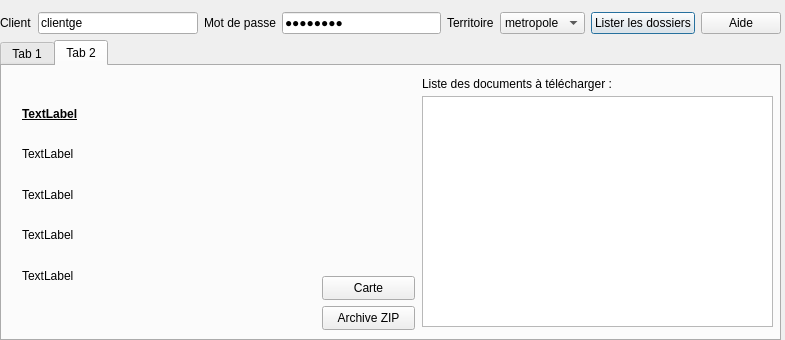
Qt form ui_geofoncierconsultation.ui (Gustry/GeoFoncier-consultation) before a commit.
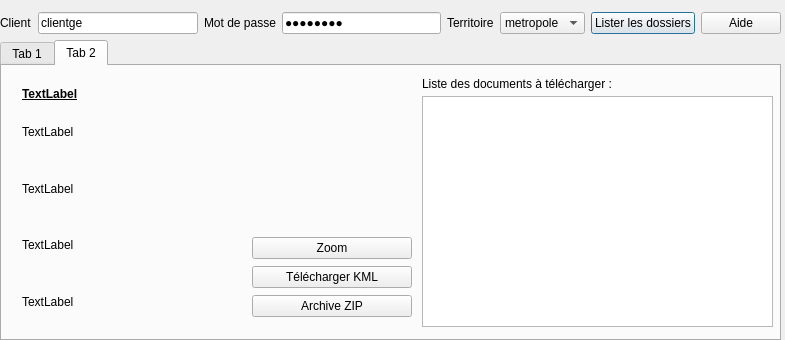
The same form after that commit. The open tabs and pages were chosen to show the change.

```diff
--- a/ui_geofoncierconsultation.ui
+++ b/ui_geofoncierconsultation.ui
@@ -272,7 +272,7 @@
      <property name="geometry">
       <rect>
        <x>20</x>
-       <y>40</y>
+       <y>20</y>
        <width>131</width>
        <height>16</height>
       </rect>
@@ -292,9 +292,9 @@
      <property name="geometry">
       <rect>
        <x>20</x>
-       <y>80</y>
-       <width>261</width>
-       <height>137</height>
+       <y>50</y>
+       <width>211</width>
+       <height>201</height>
       </rect>
      </property>
      <layout class="QVBoxLayout" name="verticalLayout">
@@ -331,31 +331,38 @@
       </item>
      </layout>
     </widget>
-    <widget class="QPushButton" name="pushButton_ZIP">
+    <widget class="QWidget" name="verticalLayoutWidget">
      <property name="geometry">
       <rect>
-       <x>320</x>
-       <y>240</y>
-       <width>93</width>
-       <height>24</height>
+       <x>250</x>
+       <y>170</y>
+       <width>160</width>
+       <height>82</height>
       </rect>
      </property>
-     <property name="text">
-      <string>Archive ZIP</string>
-     </property>
-    </widget>
-    <widget class="QPushButton" name="pushButton_voirCouche">
-     <property name="geometry">
-      <rect>
-       <x>320</x>
-       <y>210</y>
-       <width>93</width>
-       <height>24</height>
-      </rect>
-     </property>
-     <property name="text">
-      <string>Carte</string>
-     </property>
+     <layout class="QVBoxLayout" name="verticalLayout_2">
+      <item>
+       <widget class="QPushButton" name="pushButton_zoom_kml">
+        <property name="text">
+         <string>Zoom</string>
+        </property>
+       </widget>
+      </item>
+      <item>
+       <widget class="QPushButton" name="pushButton_telecharger_kml">
+        <property name="text">
+         <string>Télécharger KML</string>
+        </property>
+       </widget>
+      </item>
+      <item>
+       <widget class="QPushButton" name="pushButton_ZIP">
+        <property name="text">
+         <string>Archive ZIP</string>
+        </property>
+       </widget>
+      </item>
+     </layout>
     </widget>
    </widget>
   </widget>
```
Left out of the diff: 2 changed lines with no effect on the pictures.
